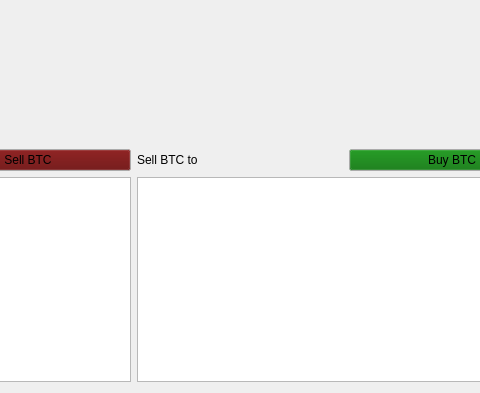
thecockatiel/bisq_light_client, file bisq/gui/ui/offer_book_view.ui: the form before one commit; both pictures show x 298 to 778 and y 130 to 523 of the 864 by 523 pixel window.
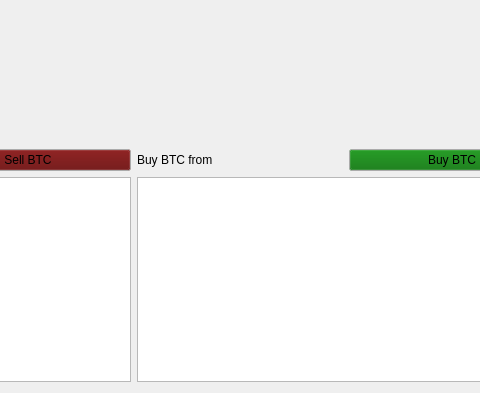
The form after the commit.

Diff of the .ui file:
```diff
--- a/bisq/gui/ui/offer_book_view.ui
+++ b/bisq/gui/ui/offer_book_view.ui
@@ -216,7 +216,7 @@
            <item>
             <widget class="QLabel" name="label_3">
              <property name="text">
-              <string>Sell BTC to</string>
+              <string>Buy BTC from</string>
              </property>
             </widget>
            </item>
```
